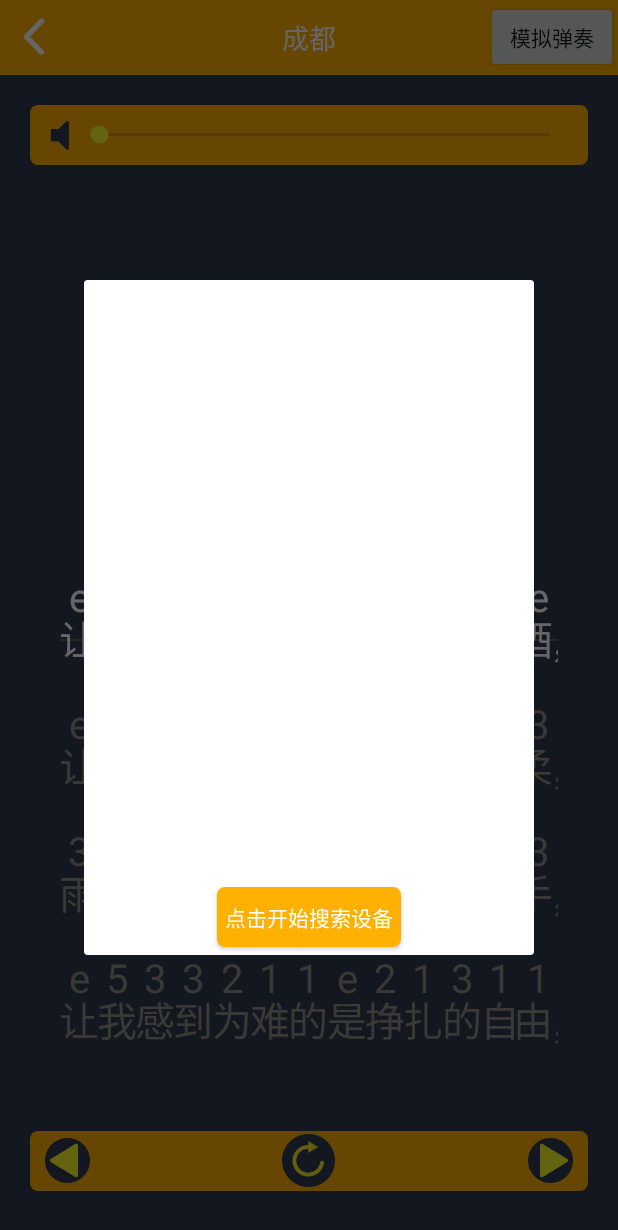
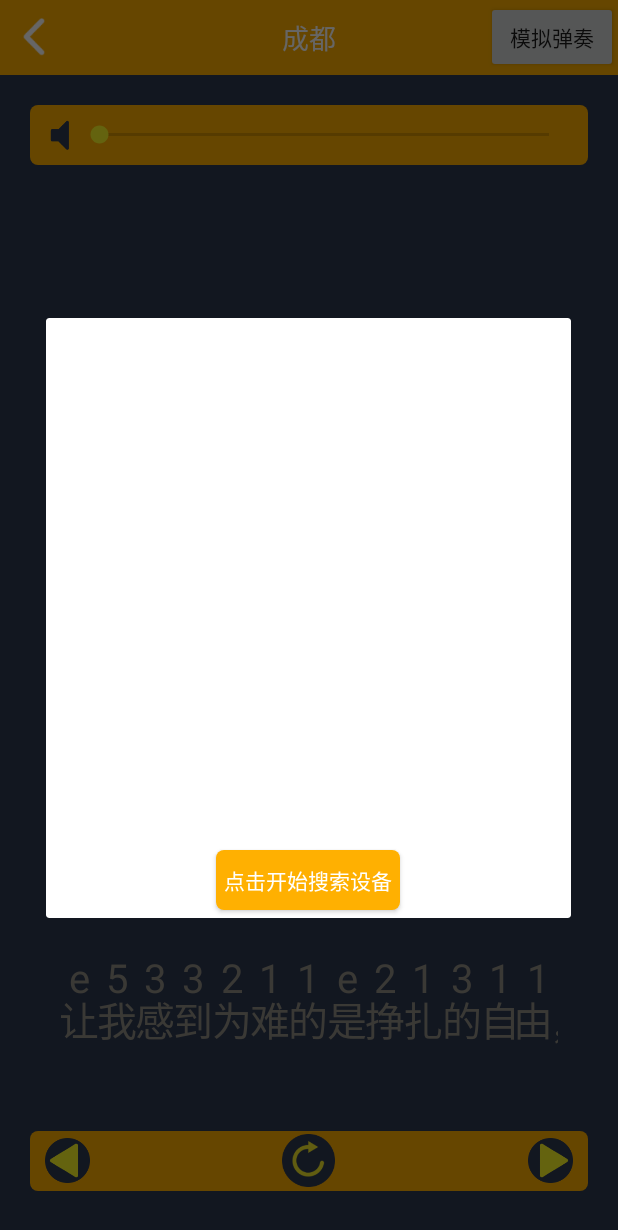
Before and after one commit to jqktiankong/GuitarAssistant, an Android app: the fragment BluetoothDialog placed in its activity, on a phone screen of 412 x 824 dp. Shown: the top 1230 px of the screen. Run offline under Robolectric (Android 15) with nearby library versions, the light colour scheme and no system bars; our stand-ins replace EventBus.

Commit message:
配对问题解决

```diff
--- a/app/src/main/java/com/example/jqk/guitarassistant/bluetooth/BluetoothService.java
+++ b/app/src/main/java/com/example/jqk/guitarassistant/bluetooth/BluetoothService.java
@@ -78,6 +78,7 @@ public class BluetoothService {
             try {
                 mmSocket.connect();// This is a blocking call and will only return on a successful connection or an exception
             } catch (IOException e) {
+//                connectionFailed();
                 return;
             }
 
@@ -168,7 +169,6 @@ public class BluetoothService {
 //                    if (lTimeNow - lLastTime > 0) {
 //                        lLastTime = lTimeNow;
                     if (fData[3] > 1) {
-                        Log.d("123", "拨弦");
                         EventBus.getDefault().post(new MessageEvent(Constants.MESSAGE_PLAY, "", -1));
                     }
 //                    }
@@ -193,7 +193,7 @@ public class BluetoothService {
     private void connectionFailed() {
         setState(STATE_LISTEN);
         // Send a failure message back to the Activity
-        EventBus.getDefault().post(new MessageEvent(Constants.MESSAGE_TOAST, "未能连接设备", -1));
+        EventBus.getDefault().post(new MessageEvent(Constants.MESSAGE_TOAST, "连接失败", -1));
     }
 
     // 连接丢失
--- a/app/src/main/res/layout/dialog_bluetooth.xml
+++ b/app/src/main/res/layout/dialog_bluetooth.xml
@@ -1,18 +1,19 @@
 <?xml version="1.0" encoding="utf-8"?>
 <LinearLayout xmlns:android="http://schemas.android.com/apk/res/android"
     android:layout_width="match_parent"
-    android:layout_height="450dp"
+    android:layout_height="wrap_content"
     android:orientation="vertical">
 
     <LinearLayout
         android:layout_width="match_parent"
-        android:layout_height="400dp"
+        android:layout_height="350dp"
         android:gravity="center">
 
         <com.example.jqk.guitarassistant.bluetooth.RippleView
             android:id="@+id/rippleView"
-            android:layout_width="300dp"
-            android:layout_height="300dp" />
+            android:layout_margin="20dp"
+            android:layout_width="match_parent"
+            android:layout_height="match_parent" />
     </LinearLayout>
 
     <LinearLayout
```
Also changed, not shown: app/src/main/java/com/example/jqk/guitarassistant/lyric/LyricActivity.java (+16 -6 lines).
